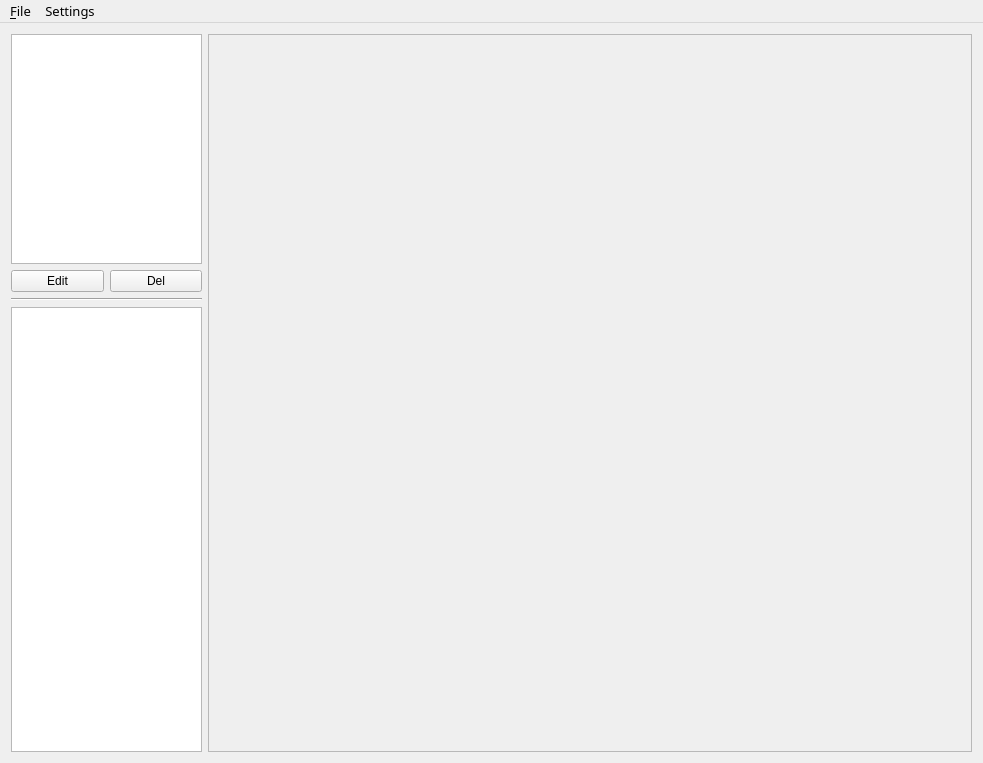
First picture: the form in forms/mainwindow.ui, repository leihui6/osg_qtwidget, before the edit.
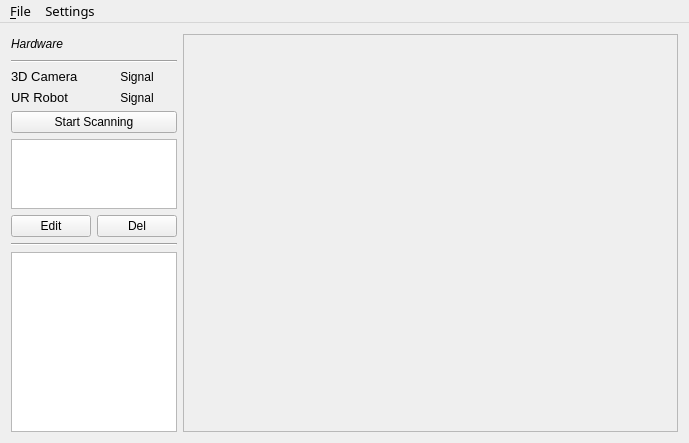
Second picture: the form after the edit.

What changed in the file:
```diff
--- a/forms/mainwindow.ui
+++ b/forms/mainwindow.ui
@@ -6,19 +6,118 @@
    <rect>
     <x>0</x>
     <y>0</y>
-    <width>983</width>
-    <height>763</height>
+    <width>689</width>
+    <height>443</height>
    </rect>
   </property>
   <property name="windowTitle">
    <string>MainWindow</string>
   </property>
   <widget class="QWidget" name="centralWidget">
-   <layout class="QGridLayout" name="gridLayout" columnstretch="1,4">
+   <layout class="QGridLayout" name="gridLayout" columnstretch="2,8">
     <item row="0" column="0">
      <layout class="QVBoxLayout" name="verticalLayout_3" stretch="3,5">
       <item>
        <layout class="QVBoxLayout" name="verticalLayout_2">
+        <item>
+         <layout class="QVBoxLayout" name="verticalLayout_4">
+          <item>
+           <layout class="QHBoxLayout" name="horizontalLayout_2">
+            <item>
+             <widget class="QLabel" name="label_hardware">
+              <property name="font">
+               <font>
+                <italic>true</italic>
+               </font>
+              </property>
+              <property name="text">
+               <string>Hardware</string>
+              </property>
+             </widget>
+            </item>
+            <item>
+             <spacer name="horizontalSpacer">
+              <property name="orientation">
+               <enum>Qt::Horizontal</enum>
+              </property>
+              <property name="sizeHint" stdset="0">
+               <size>
+                <width>40</width>
+                <height>20</height>
+               </size>
+              </property>
+             </spacer>
+            </item>
+           </layout>
+          </item>
+          <item>
+           <widget class="Line" name="line_2">
+            <property name="orientation">
+             <enum>Qt::Horizontal</enum>
+            </property>
+           </widget>
+          </item>
+          <item>
+           <layout class="QHBoxLayout" name="horizontalLayout_3">
+            <item>
+             <widget class="QLabel" name="label_camera">
+              <property name="font">
+               <font>
+                <pointsize>10</pointsize>
+               </font>
+              </property>
+              <property name="text">
+               <string>3D Camera</string>
+              </property>
+             </widget>
+            </item>
+            <item>
+             <widget class="QLabel" name="label_cam_signal">
+              <property name="text">
+               <string>Signal</string>
+              </property>
+              <property name="alignment">
+               <set>Qt::AlignCenter</set>
+              </property>
+             </widget>
+            </item>
+           </layout>
+          </item>
+          <item>
+           <layout class="QHBoxLayout" name="horizontalLayout_4">
+            <item>
+             <widget class="QLabel" name="label_urobot">
+              <property name="font">
+               <font>
+                <pointsize>10</pointsize>
+               </font>
+              </property>
+              <property name="text">
+               <string>UR Robot</string>
+              </property>
+             </widget>
+            </item>
+            <item>
+             <widget class="QLabel" name="label_urob_signal">
+              <property name="text">
+               <string>Signal</string>
+              </property>
+              <property name="alignment">
+               <set>Qt::AlignCenter</set>
+              </property>
+             </widget>
+            </item>
+           </layout>
+          </item>
+          <item>
+           <widget class="QPushButton" name="pbt_scanning">
+            <property name="text">
+             <string>Start Scanning</string>
+            </property>
+           </widget>
+          </item>
+         </layout>
+        </item>
         <item>
          <widget class="QListWidget" name="listWidget"/>
         </item>
@@ -64,8 +163,8 @@
          <string>&lt;!DOCTYPE HTML PUBLIC &quot;-//W3C//DTD HTML 4.0//EN&quot; &quot;http://www.w3.org/TR/REC-html40/strict.dtd&quot;&gt;
 &lt;html&gt;&lt;head&gt;&lt;meta name=&quot;qrichtext&quot; content=&quot;1&quot; /&gt;&lt;style type=&quot;text/css&quot;&gt;
 p, li { white-space: pre-wrap; }
-&lt;/style&gt;&lt;/head&gt;&lt;body style=&quot; font-family:'MS Shell Dlg 2'; font-size:7.8pt; font-weight:400; font-style:normal;&quot;&gt;
-&lt;p style=&quot;-qt-paragraph-type:empty; margin-top:0px; margin-bottom:0px; margin-left:0px; margin-right:0px; -qt-block-indent:0; text-indent:0px;&quot;&gt;&lt;br /&gt;&lt;/p&gt;&lt;/body&gt;&lt;/html&gt;</string>
+&lt;/style&gt;&lt;/head&gt;&lt;body style=&quot; font-family:'MS Shell Dlg 2'; font-size:8pt; font-weight:400; font-style:normal;&quot;&gt;
+&lt;p style=&quot;-qt-paragraph-type:empty; margin-top:0px; margin-bottom:0px; margin-left:0px; margin-right:0px; -qt-block-indent:0; text-indent:0px; font-family:'MS Shell Dlg 2'; font-size:7.8pt;&quot;&gt;&lt;br /&gt;&lt;/p&gt;&lt;/body&gt;&lt;/html&gt;</string>
         </property>
        </widget>
       </item>
@@ -98,8 +197,8 @@
     <rect>
      <x>0</x>
      <y>0</y>
-     <width>983</width>
-     <height>27</height>
+     <width>689</width>
+     <height>17</height>
     </rect>
    </property>
    <property name="font">
```
